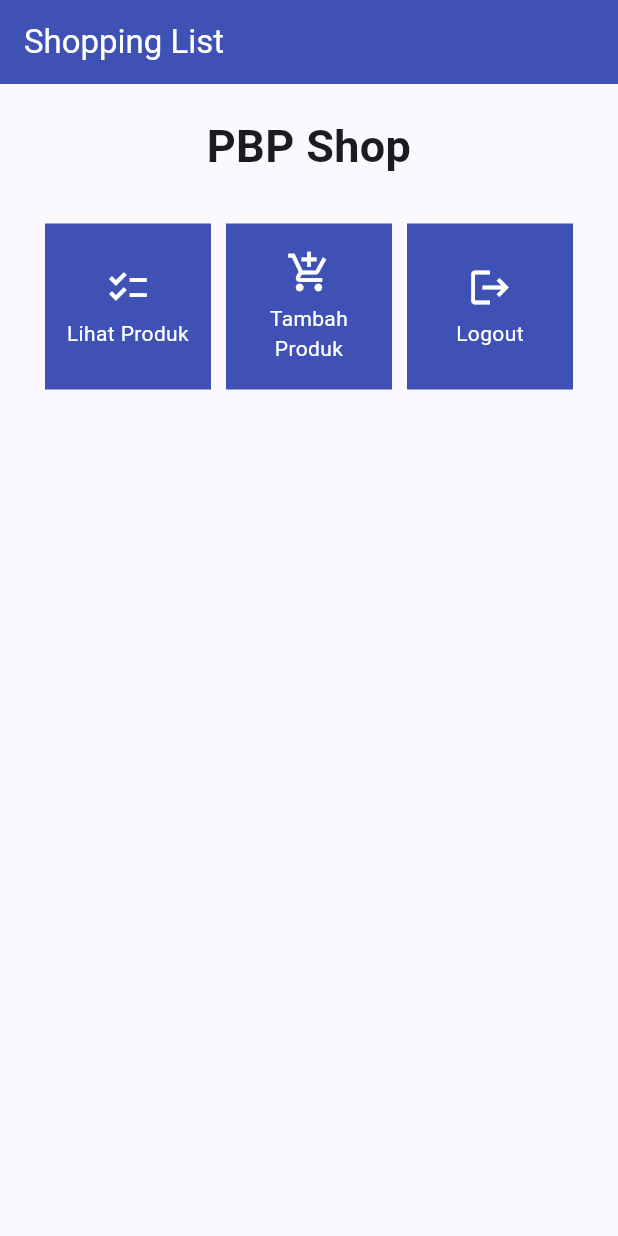
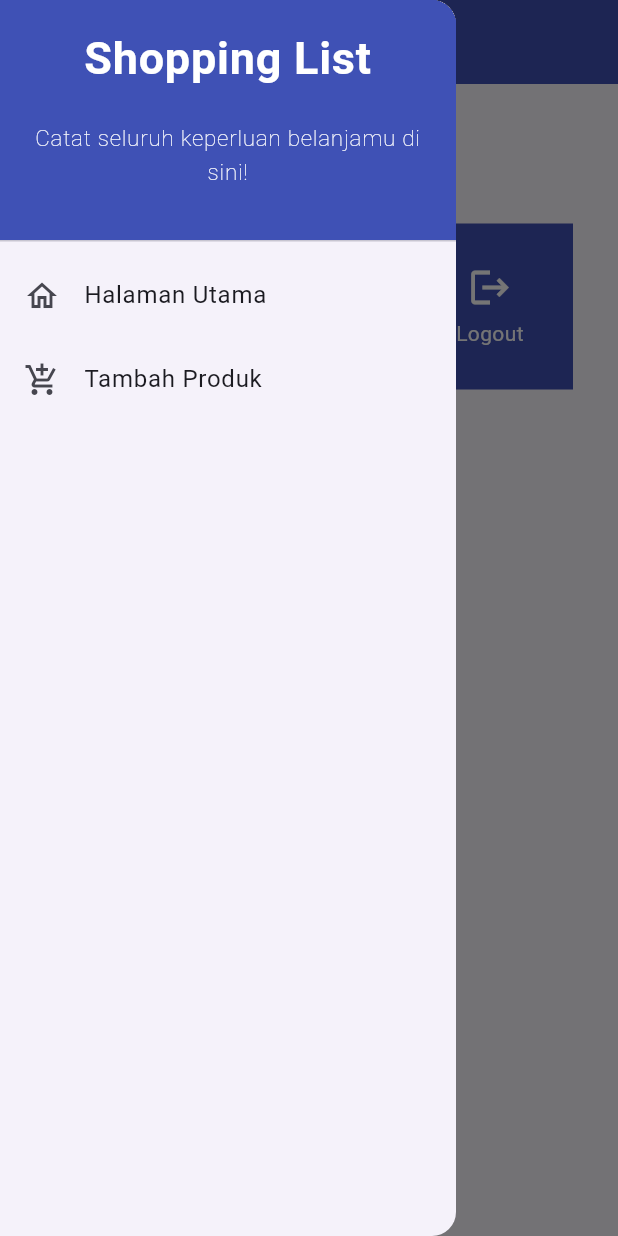
Before and after one commit to Akmal76/PBP-Tutorial-ShoppingListMobile, a Flutter app: the screen it shows after launch, with the side drawer open (before the commit the screen has no drawer), on a phone screen of 412 x 824 dp. Run offline on Flutter 3.47's test engine with Material 2 defaults, Android fonts, the phone set to English and light mode, and no system bars.

Commit message:
feat: add navigation and forms

```diff
--- a/lib/main.dart
+++ b/lib/main.dart
@@ -1,5 +1,5 @@
 import 'package:flutter/material.dart';
-import 'package:shopping_list/menu.dart';
+import 'package:shopping_list/screens/menu.dart';
 
 void main() {
   runApp(const MyApp());
--- a/lib/menu.dart
+++ b/lib/screens/menu.dart
@@ -1,11 +1,6 @@
 import 'package:flutter/material.dart';
-
-class ShopItem {
-  final String name;
-  final IconData icon;
-
-  ShopItem(this.name, this.icon);
-}
+import 'package:shopping_list/widgets/left_drawer.dart';
+import 'package:shopping_list/widgets/shop_card.dart';
 
 class MyHomePage extends StatelessWidget {
   MyHomePage({Key? key}) : super(key: key);
@@ -32,10 +27,11 @@ class MyHomePage extends StatelessWidget {
         centerTitle: false,
         title: const Text(
           'Shopping List',
-          style: TextStyle(color: Colors.white),
           ),
         backgroundColor: Colors.indigo,
+        foregroundColor: Colors.white,
       ),
+      drawer: const LeftDrawer(),
       body: SingleChildScrollView(
         // Widget wrapper yang dapat discroll
         child: Padding(
@@ -76,48 +72,3 @@ class MyHomePage extends StatelessWidget {
     );
   }
 }
-
-class ShopCard extends StatelessWidget {
-  final ShopItem item;
-
-  const ShopCard(this.item, {super.key}); // Constructor
-
-  @override
-  Widget build(BuildContext context) {
-    return Material(
-      color: Colors.indigo,
-      child: InkWell(
-        // Area responsive terhadap sentuhan
-        onTap: () {
-          // Memunculkan SnackBar ketika diklik
-          ScaffoldMessenger.of(context)
-            ..hideCurrentSnackBar()
-            ..showSnackBar(SnackBar(
-                content: Text("Kamu telah menekan tombol ${item.name}!")));
-        },
-        child: Container(
-          // Container untuk menyimpan Icon dan Text
-          padding: const EdgeInsets.all(8),
-          child: Center(
-            child: Column(
-              mainAxisAlignment: MainAxisAlignment.center,
-              children: [
-                Icon(
-                  item.icon,
-                  color: Colors.white,
-                  size: 30.0,
-                ),
-                const Padding(padding: EdgeInsets.all(3)),
-                Text(
-                  item.name,
-                  textAlign: TextAlign.center,
-                  style: const TextStyle(color: Colors.white),
-                ),
-              ],
-            ),
-          ),
-        ),
-      ),
-    );
-  }
-}
--- /dev/null
+++ b/lib/widgets/left_drawer.dart
@@ -0,0 +1,71 @@
+import 'package:flutter/material.dart';
+import 'package:shopping_list/screens/menu.dart';
+import 'package:shopping_list/screens/shoplist_form.dart';
+
+class LeftDrawer extends StatelessWidget {
+  const LeftDrawer({super.key});
+
+  @override
+  Widget build(BuildContext context) {
+    return Drawer(
+      child: ListView(
+        children: [
+          const DrawerHeader(
+            decoration: BoxDecoration(
+              color: Colors.indigo,
+            ),
+            child: Column(
+              children: [
+                Text(
+                  'Shopping List',
+                  textAlign: TextAlign.center,
+                  style: TextStyle(
+                    fontSize: 30,
+                    fontWeight: FontWeight.bold,
+                    color: Colors.white,
+                  ),
+                ),
+                Padding(padding: EdgeInsets.all(10)),
+                Text("Catat seluruh keperluan belanjamu di sini!",
+                    // Menambahkan gaya teks dengan center alignment, font ukuran 15, warna putih, dan weight biasa
+                  style: TextStyle(
+                    fontSize: 15,
+                    color: Colors.white,
+                    fontWeight: FontWeight.w100,
+                  ),
+                  textAlign: TextAlign.center,
+                ),
+              ],
+            ),
+          ),
+          ListTile(
+            leading: const Icon(Icons.home_outlined),
+            title: const Text('Halaman Utama'),
+            // Bagian redirection ke MyHomePage
+            onTap: () {
+              Navigator.pushReplacement(
+                  context,
+                  MaterialPageRoute(
+                    builder: (context) => MyHomePage(),
+                  ));
+            },
+          ),
+          ListTile(
+            leading: const Icon(Icons.add_shopping_cart),
+            title: const Text('Tambah Produk'),
+            // Bagian redirection ke ShopFormPage
+            onTap: () {
+              /*
+              Routing ke ShopFormPage di sini, setelah halaman ShopFormPage sudah dibuat.
+              */
+              Navigator.pushReplacement(
+                context,
+                MaterialPageRoute(builder: (context) => ShopFormPage())
+              );
+            },
+          ),
+        ],
+      ),
+    );
+  }
+}
--- /dev/null
+++ b/lib/widgets/shop_card.dart
@@ -0,0 +1,65 @@
+import 'package:flutter/material.dart';
+import 'package:shopping_list/screens/shoplist_form.dart';
+
+class ShopItem {
+  final String name;
+  final IconData icon;
+
+  ShopItem(this.name, this.icon);
+}
+
+class ShopCard extends StatelessWidget {
+  final ShopItem item;
+
+  const ShopCard(this.item, {super.key}); // Constructor
+
+  @override
+  Widget build(BuildContext context) {
+    return Material(
+      color: Colors.indigo,
+      child: InkWell(
+        // Area responsive terhadap sentuhan
+        onTap: () {
+          // Memunculkan SnackBar ketika diklik
+          ScaffoldMessenger.of(context)
+            ..hideCurrentSnackBar()
+            ..showSnackBar(SnackBar(
+                content: Text("Kamu telah menekan tombol ${item.name}!")));
+
+          // Navigate ke route yang sesuai (tergantung jenis tombol)
+          if (item.name == "Tambah Produk") {
+            // Melakukan navigasi ke MaterialPageRoute yang mencakup ShopFormPage.
+            Navigator.push(
+              context,
+              MaterialPageRoute(
+                builder: (context) => ShopFormPage(),
+              ),
+            );
+          }
+        },
+        child: Container(
+          // Container untuk menyimpan Icon dan Text
+          padding: const EdgeInsets.all(8),
+          child: Center(
+            child: Column(
+              mainAxisAlignment: MainAxisAlignment.center,
+              children: [
+                Icon(
+                  item.icon,
+                  color: Colors.white,
+                  size: 30.0,
+                ),
+                const Padding(padding: EdgeInsets.all(3)),
+                Text(
+                  item.name,
+                  textAlign: TextAlign.center,
+                  style: const TextStyle(color: Colors.white),
+                ),
+              ],
+            ),
+          ),
+        ),
+      ),
+    );
+  }
+}
```
Also changed, not shown: lib/screens/shoplist_form.dart (added, +185 -0 lines).
